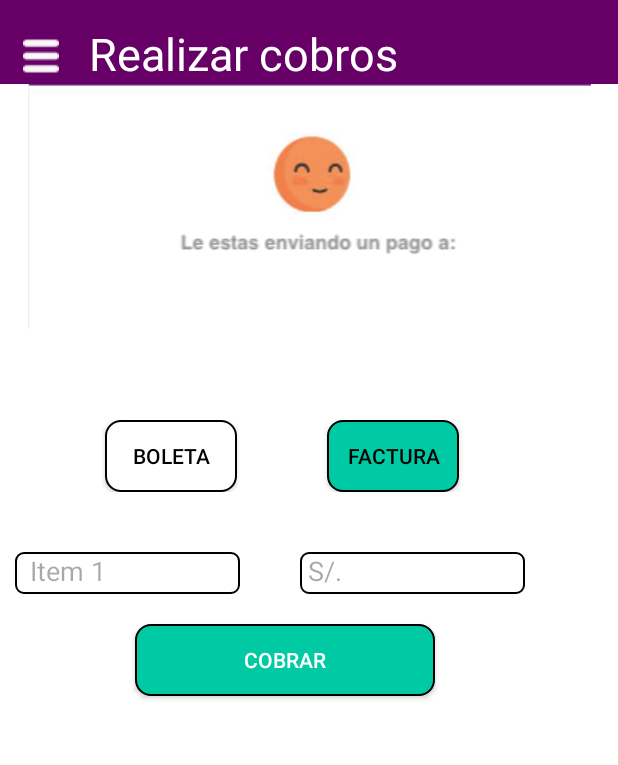
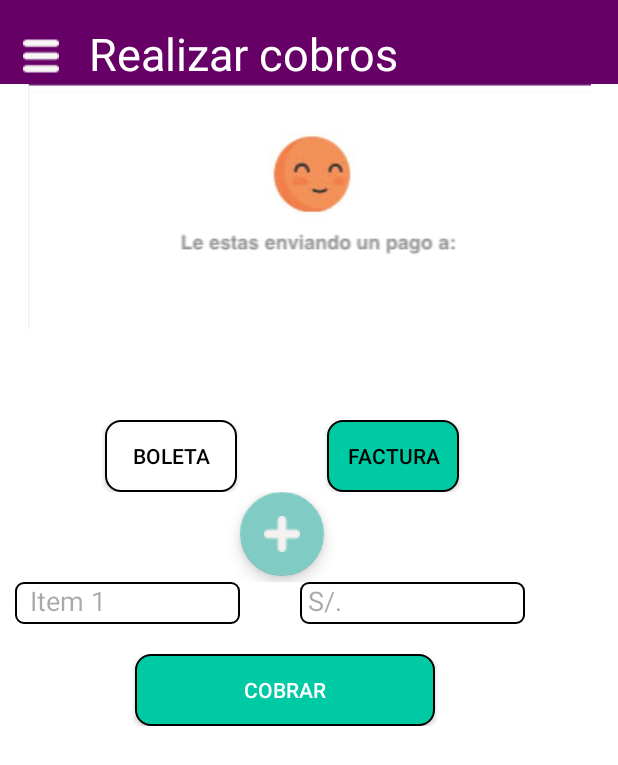
Before and after one commit to cs2901/yape-bcp-project-yacket-fingerlog, an Android app: the ColaboratorAccessActivity screen opened directly, with no data from a screen before it, after a tap on "FACTURA", on a phone screen of 412 x 824 dp. Shown: the top 765 px of the screen. Run offline under Robolectric (Android 15) with nearby library versions, the phone set to English and light mode, and no system bars; our stand-ins replace Firebase (no records; nobody signed in at launch, a user with empty details on screens opened directly); 4 statements that could not run were skipped; 1 other tap on this screen came first.

Commit message:
add more items include

```diff
--- a/src/UI/app/src/main/java/com/utec/yapenegocios/Business.java
+++ b/src/UI/app/src/main/java/com/utec/yapenegocios/Business.java
@@ -3,6 +3,7 @@ package com.utec.yapenegocios;
 public class Business {
     public String nameBusiness;
     public String rolOf;
+
 
     public Business(String name, String rol) {
         this.nameBusiness = name;
--- a/src/UI/app/src/main/java/com/utec/yapenegocios/ColaboratorAccessActivity.java
+++ b/src/UI/app/src/main/java/com/utec/yapenegocios/ColaboratorAccessActivity.java
@@ -1,16 +1,23 @@
 package com.utec.yapenegocios;
 
+import android.annotation.SuppressLint;
+import android.annotation.TargetApi;
 import android.content.Context;
 import android.content.Intent;
 import android.graphics.Color;
+import android.os.Build;
 import android.os.Bundle;
 import android.support.annotation.NonNull;
+import android.support.design.widget.FloatingActionButton;
 import android.support.design.widget.TextInputEditText;
 import android.support.v7.app.AppCompatActivity;
 import android.text.TextUtils;
+import android.view.Gravity;
 import android.view.View;
+import android.view.ViewGroup;
 import android.widget.Button;
 import android.widget.ImageButton;
+import android.widget.LinearLayout;
 import android.widget.TextView;
 import android.widget.Toast;
 
@@ -19,6 +26,8 @@ import com.google.firebase.database.DatabaseError;
 import com.google.firebase.database.DatabaseReference;
 import com.google.firebase.database.FirebaseDatabase;
 import com.google.firebase.database.ValueEventListener;
+
+import java.util.ArrayList;
 
 public class ColaboratorAccessActivity extends AppCompatActivity implements View.OnClickListener{
 
@@ -30,8 +39,10 @@ public class ColaboratorAccessActivity extends AppCompatActivity implements View
     Button ticket,invoice,payMent;
     ImageButton menuButton;
     TextView business;
-    Button generateQR;
+    private FloatingActionButton addItem;
     TextInputEditText items,amount;
+    private ArrayList<TextInputEditText> newAddItemName = new ArrayList<TextInputEditText>();
+    private ArrayList<TextInputEditText> newAddItemCost = new ArrayList<TextInputEditText>();
     String nameBusiness,email,  ruc,direction,counting;
     @Override
     protected void onCreate(Bundle saveInstanceState) {
@@ -43,9 +54,11 @@ public class ColaboratorAccessActivity extends AppCompatActivity implements View
         invoice = findViewById(R.id.factura);
         payMent = findViewById(R.id.pagar);
         items = findViewById(R.id.items);
+        addItem = findViewById(R.id.addItem);
         business = findViewById(R.id.Business);
         amount = findViewById(R.id.amount);
         menuButton = findViewById(R.id.searchImageButton);
+
         Payments = FirebaseDatabase.getInstance().getReference("Payments");
         reference.addValueEventListener(new ValueEventListener() {
             @Override
@@ -104,6 +117,7 @@ public class ColaboratorAccessActivity extends AppCompatActivity implements View
     }
 
 
+    @SuppressLint({"RestrictedApi", "WrongConstant"})
     @Override
     public void onClick(View v) {
         switch(v.getId()){
@@ -112,6 +126,7 @@ public class ColaboratorAccessActivity extends AppCompatActivity implements View
                 ticket.setBackground(getResources().getDrawable(R.drawable.activatebutton));
                 payMent.setBackground(getResources().getDrawable(R.drawable.activatebutton));
                 payMent.setAlpha(1);
+                addItem.setVisibility(View.GONE);
                 payMethod = "Boleta";
                 break;
             case R.id.factura:
@@ -120,6 +135,50 @@ public class ColaboratorAccessActivity extends AppCompatActivity implements View
                 payMent.setBackground(getResources().getDrawable(R.drawable.activatebutton));
                 payMent.setAlpha(1);
                 payMethod = "Factura";
+                addItem.setVisibility(View.VISIBLE);
+                final LinearLayout addMoreItems  = findViewById(R.id.addMore);
+                final LinearLayout.LayoutParams params = new LinearLayout.LayoutParams(ViewGroup.LayoutParams.MATCH_PARENT,80);
+                params.gravity = Gravity.CENTER_HORIZONTAL;
+                params.setMarginStart(300);
+                addItem.setOnClickListener(new View.OnClickListener() {
+                    int count = 1,count2 = 1;
+                    @TargetApi(Build.VERSION_CODES.O)
+                    @Override
+                    public void onClick(View v) {
+                        LinearLayout ll = new LinearLayout(getApplicationContext());
+                        ll.setOrientation(LinearLayout.HORIZONTAL);
+                        final TextInputEditText textInput = new TextInputEditText(getApplicationContext());
+                        final TextInputEditText textInput2 = new TextInputEditText(getApplicationContext());
+                        textInput.setId(count=count+1);
+                        textInput.getLayoutParams();
+                        textInput.setLayoutParams(new LinearLayout.LayoutParams(350,73));
+                        textInput.setPadding(25,0,0,2);
+                        textInput.setBackground(getResources().getDrawable(R.drawable.borders_pay));
+                        textInput.setHint("Item" + count);
+                        textInput.setTextSize(18);
+                        textInput.setAllCaps(false);
+                        textInput.setTextColor(Color.rgb(0,0,0));
+                        textInput.setHintTextColor(Color.argb(0.35F,0.0F,0.0F,0.0F));
+                        newAddItemName.add(textInput);
+
+                        textInput2.setId(count2=count2+1);
+                        textInput2.getLayoutParams();
+                        textInput2.setLeft(500);
+                        textInput2.setLayoutParams(new LinearLayout.LayoutParams(350,73));
+                        textInput2.setPadding(25,0,0,2);
+                        textInput2.setBackground(getResources().getDrawable(R.drawable.borders_pay));
+                        textInput2.setHint("S/.");
+                        textInput2.setTextSize(18);
+                        textInput2.setAllCaps(false);
+                        textInput2.setTextColor(Color.rgb(0,0,0));
+                        textInput2.setHintTextColor(Color.argb(0.35F,0.0F,0.0F,0.0F));
+                        newAddItemCost.add(textInput2);
+
+                        ll.addView(textInput);
+                        ll.addView(textInput2);
+                        addMoreItems.addView(ll);
+                    }
+                });
                 break;
         }
     }
--- a/src/UI/app/src/main/java/com/utec/yapenegocios/Collaborator.java
+++ b/src/UI/app/src/main/java/com/utec/yapenegocios/Collaborator.java
@@ -1,3 +1,4 @@
+
 package com.utec.yapenegocios;
 
 public class Collaborator {
--- a/src/UI/app/src/main/java/com/utec/yapenegocios/ManageCollaboratorActivity.java
+++ b/src/UI/app/src/main/java/com/utec/yapenegocios/ManageCollaboratorActivity.java
@@ -38,7 +38,7 @@ public class ManageCollaboratorActivity extends AppCompatActivity {
         pin = intent.getStringExtra(ownerpin);
         System.out.println(pin);
         arrayList = new ArrayList<Collaborator>();
-        databaseReference = FirebaseDatabase.getInstance().getReference().child("Register").child(pin).child("newCollaborator"); // complete!!!!
+        databaseReference = FirebaseDatabase.getInstance().getReference().child("OwnerCollaborators").child(pin); // complete!!!!
         databaseReference.keepSynced(true);
         options = new FirebaseRecyclerOptions.Builder<Collaborator>().setQuery(databaseReference,Collaborator.class).build();
 
--- a/src/UI/app/src/main/java/com/utec/yapenegocios/ManageCollaboratorViewHolder.java
+++ b/src/UI/app/src/main/java/com/utec/yapenegocios/ManageCollaboratorViewHolder.java
@@ -1,3 +1,4 @@
+
 package com.utec.yapenegocios;
 
 import android.support.annotation.NonNull;
--- a/src/UI/app/src/main/java/com/utec/yapenegocios/MovementViewHolder.java
+++ b/src/UI/app/src/main/java/com/utec/yapenegocios/MovementViewHolder.java
@@ -27,4 +27,5 @@ public class MovementViewHolder extends RecyclerView.ViewHolder {
         t1.setText(movement.getPor());
         t2.setText(movement.fecha + "");
     }
+
 }
--- a/src/UI/app/src/main/java/com/utec/yapenegocios/MovementsActivity.java
+++ b/src/UI/app/src/main/java/com/utec/yapenegocios/MovementsActivity.java
@@ -34,7 +34,7 @@ public class MovementsActivity extends AppCompatActivity{
         super.onCreate(saveInstanceState);
         setContentView(R.layout.movements);
 
-  recyclerView = findViewById(R.id.rvTransactions);
+        recyclerView = findViewById(R.id.rvTransactions);
 
          FirebaseDatabase database = FirebaseDatabase.getInstance();
 
--- a/src/UI/app/src/main/java/com/utec/yapenegocios/RegisterActivity.java
+++ b/src/UI/app/src/main/java/com/utec/yapenegocios/RegisterActivity.java
@@ -56,7 +56,6 @@ public class RegisterActivity extends AppCompatActivity {
 
         nameField = findViewById(R.id.nameBusiness);
         rucField = findViewById(R.id.ruc);
-        accountField = findViewById(R.id.nAccount);
         addressField = findViewById(R.id.direction);
         emailField = findViewById(R.id.email);
         PINField = findViewById(R.id.PIN);
@@ -128,7 +127,6 @@ public class RegisterActivity extends AppCompatActivity {
 
         final String nameBusiness = nameField.getText().toString();
         final String ruc = rucField.getText().toString();
-        final String nAccount = accountField.getText().toString();
         final String direction = addressField.getText().toString();
         final String email = emailField.getText().toString();
         final String PIN= PINField.getText().toString();
@@ -140,7 +138,7 @@ public class RegisterActivity extends AppCompatActivity {
         }
 
         if(!TextUtils.isEmpty(PIN)){
-            Register register = new Register(nameBusiness, ruc, nAccount, direction,email,PIN,yourNumber,dniCollaborator,"Owner",addNewCollaborator);
+            Register register = new Register(nameBusiness, ruc, direction,email,PIN,yourNumber,dniCollaborator,"Owner",addNewCollaborator);
 
             mDatabase.child(PIN).child("1").setValue(register);
         }
--- a/src/UI/app/src/main/res/layout/make_payments.xml
+++ b/src/UI/app/src/main/res/layout/make_payments.xml
@@ -36,14 +36,21 @@
             android:textSize="30dp" />
     </LinearLayout>
 
-
+    <android.support.v4.widget.NestedScrollView
+        android:layout_width="match_parent"
+        android:layout_height="wrap_content">
+    <LinearLayout
+        android:layout_width="match_parent"
+        android:layout_height="wrap_content"
+        android:orientation="vertical">
         <LinearLayout
             android:layout_width="match_parent"
             android:layout_height="wrap_content">
+
             <ImageView
                 android:layout_width="match_parent"
                 android:layout_height="wrap_content"
-            android:src="@drawable/settext"/>
+                android:src="@drawable/settext" />
 
 
         </LinearLayout>
@@ -51,92 +58,113 @@
         <LinearLayout
             android:layout_width="match_parent"
             android:layout_height="wrap_content"
-        android:orientation="vertical"
-        >
+            android:orientation="vertical">
 
             <TextView
+                android:id="@+id/Business"
                 android:layout_width="match_parent"
                 android:layout_height="wrap_content"
-            android:id="@+id/Business"
                 android:text="@string/cobros"
+                android:textAlignment="center"
                 android:textColor="@color/border_color"
-            android:textSize="30dp"
-            android:textAlignment="center"/>
+                android:textSize="30dp" />
 
             <LinearLayout
                 android:layout_width="match_parent"
                 android:layout_height="wrap_content"
-            android:orientation="horizontal"
                 android:layout_marginTop="20dp"
-            >
+                android:orientation="horizontal">
 
                 <Button
+                    android:id="@+id/boleta"
                     android:layout_width="wrap_content"
                     android:layout_height="match_parent"
                     android:layout_marginLeft="70dp"
                     android:background="@drawable/buttonyape"
                     android:text="@string/boleta"
-                android:id="@+id/boleta"
-                android:textColor="@color/border_color"/>
+                    android:textColor="@color/border_color" />
 
                 <Button
+                    android:id="@+id/factura"
                     android:layout_width="wrap_content"
                     android:layout_height="match_parent"
                     android:layout_marginLeft="60dp"
-                android:id="@+id/factura"
-                android:textColor="@color/border_color"
                     android:background="@drawable/buttonyape"
-                android:text="@string/factura"/>
+                    android:text="@string/factura"
+                    android:textColor="@color/border_color" />
 
             </LinearLayout>
 
             <LinearLayout
+                android:id="@+id/itemLayout"
+                android:layout_width="match_parent"
+                android:layout_height="60dp">
+
+                <android.support.design.widget.FloatingActionButton
+                    android:id="@+id/addItem"
+                    android:layout_width="wrap_content"
+                    android:layout_height="wrap_content"
+                    android:layout_marginLeft="160dp"
+                    android:background="@color/background_color"
+                    android:clickable="true"
+                    android:src="@drawable/add"
+                    android:visibility="invisible" />
+            </LinearLayout>
+
+
+            <LinearLayout
+                android:id="@+id/addMore"
                 android:layout_width="match_parent"
                 android:layout_height="wrap_content"
-            android:layout_marginTop="40dp"
+                android:orientation="vertical">
+
+                <LinearLayout
+                    android:layout_width="match_parent"
+                    android:layout_height="wrap_content"
                     android:orientation="horizontal">
 
                     <android.support.design.widget.TextInputEditText
+                        android:id="@+id/items"
                         android:layout_width="150dp"
                         android:layout_height="wrap_content"
+                        android:layout_marginLeft="10dp"
+                        android:background="@drawable/borders_pay"
                         android:hint="Item 1"
-                android:textColorHint="@color/hint_color"
+                        android:paddingLeft="10dp"
+                        android:paddingBottom="3dp"
                         android:textColor="@color/border_color"
-                android:paddingBottom="3dp"
-                android:id="@+id/items"
-                android:layout_marginLeft="10dp"
-                android:paddingLeft="10dp"
-                android:background="@drawable/borders_pay"/>
+                        android:textColorHint="@color/hint_color" />
 
 
                     <android.support.design.widget.TextInputEditText
+                        android:id="@+id/amount"
                         android:layout_width="150dp"
                         android:layout_height="wrap_content"
+                        android:layout_marginLeft="40dp"
+                        android:background="@drawable/borders_pay"
                         android:hint="@string/soles"
-                android:id="@+id/amount"
-                android:layout_marginLeft="40dp"
-                android:textColorHint="@color/hint_color"
                         android:inputType="number"
                         android:paddingLeft="5dp"
                         android:paddingBottom="3dp"
                         android:textColor="@color/border_color"
-                android:background="@drawable/borders_pay"/>
+                        android:textColorHint="@color/hint_color" />
 
                 </LinearLayout>
 
-
+            </LinearLayout>
 
         </LinearLayout>
 
 
         <Button
+            android:id="@+id/pagar"
             android:layout_width="200dp"
+            android:layout_height="wrap_content"
             android:layout_marginLeft="90dp"
-        android:layout_height="wrap_content"
             android:layout_marginTop="20dp"
             android:alpha="0.2"
-        android:id="@+id/pagar"
             android:background="@drawable/activatebutton"
-        android:text="@string/pagar"
-        />
+            android:text="@string/pagar" />
      </LinearLayout>
+    </android.support.v4.widget.NestedScrollView>
+</LinearLayout>
```
Also changed, not shown: src/UI/app/src/main/java/com/utec/yapenegocios/Register.java (+5 -6 lines), src/UI/app/src/main/java/com/utec/yapenegocios/SelectBusinessActivity.java (+0 -9 lines), src/UI/app/src/main/res/layout/register.xml (+1 -13 lines). Lines whose indentation alone changed are shown as unchanged.
